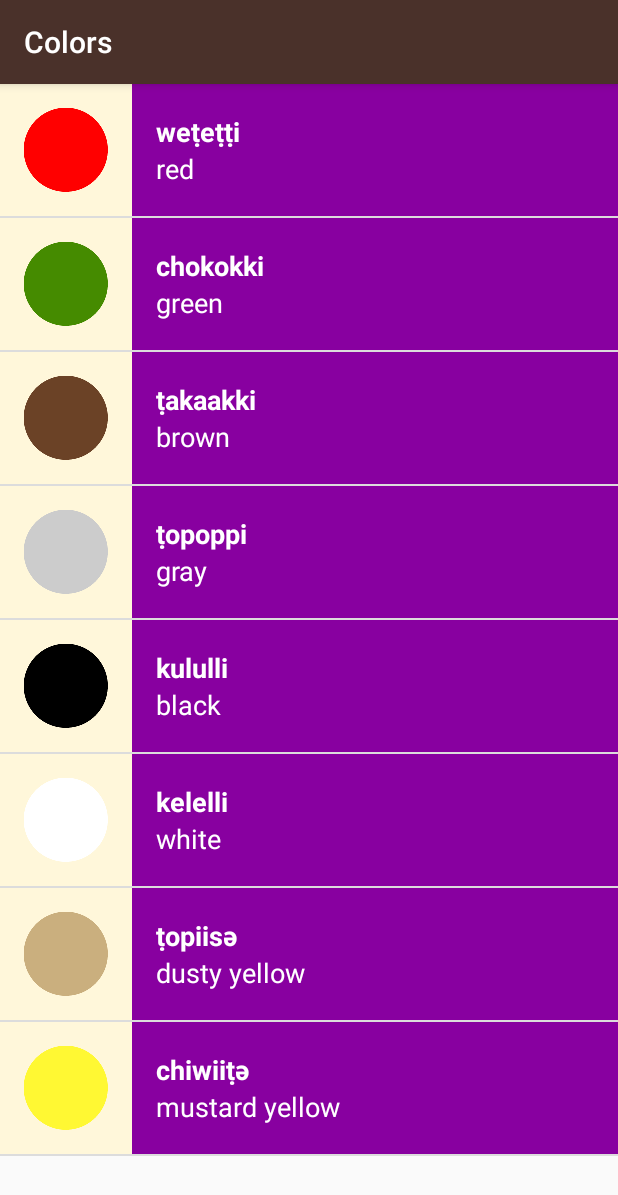
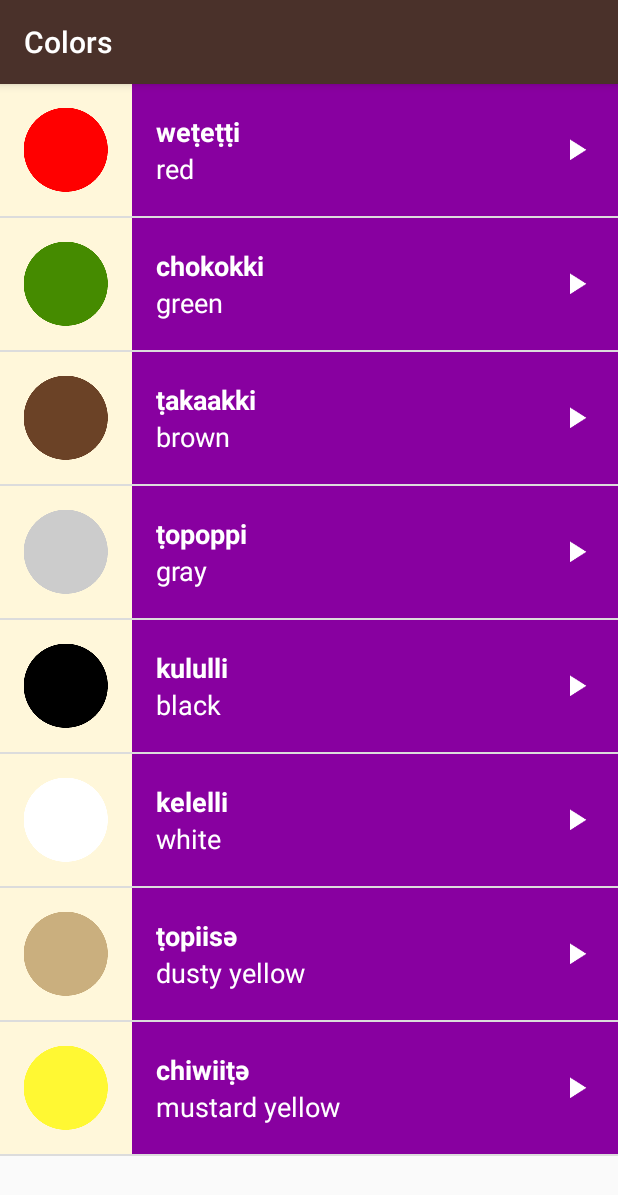
Before and after one commit to alvindizon/udacity-miwok, an Android app: the ColorsActivity screen opened directly, with no data from a screen before it, on a phone screen of 412 x 824 dp. Shown: the top 1195 px of the screen. Run offline under Robolectric (Android 15) with nearby library versions, the phone set to English and light mode, and no system bars.

Commit message:
Added play icon in xml, modified list_item xml to accomodate new icon
Another LinearLayout was created so that it contains the Miwok and
English words, as well as this play icon. This ensures that the
appropriate background colors will be set for the Miwok and default
words, as well as the play icon
Signed-off-by: Alvin Dizon <alvin.dizon91@gmail.com>

```diff
--- a/app/src/main/java/com/example/android/miwok/WordAdapter.java
+++ b/app/src/main/java/com/example/android/miwok/WordAdapter.java
@@ -88,12 +88,12 @@ public class WordAdapter extends ArrayAdapter<Word> {
         }
 
         // find the LinearLayout part in list_item.xml
-        View textContainer = listItemView.findViewById(R.id.text_container);
+        // this LinearLayout also contains the play icon
+        View textContainer = listItemView.findViewById(R.id.word_container);
         // get color associated with resource Id
         int color = ContextCompat.getColor(getContext(), mColorResourceId);
         // use this to set the appropriate background color
         textContainer.setBackgroundColor(color);
-
         // return the whole layout so ListView can display it
         return listItemView;
     }
--- a/app/src/main/res/layout/list_item.xml
+++ b/app/src/main/res/layout/list_item.xml
@@ -15,8 +15,15 @@
         android:src="@mipmap/ic_launcher"/>
 
     <LinearLayout
+        android:id="@+id/word_container"
+        android:layout_width="match_parent"
+        android:layout_height="match_parent"
+        android:orientation="horizontal">
+
+        <LinearLayout
             android:id="@+id/text_container"
-        android:layout_width="match_parent"
+            android:layout_weight="2"
+            android:layout_width="0dp"
             android:layout_height="match_parent"
             android:orientation="vertical"
             android:paddingLeft="16dp">
@@ -40,10 +47,18 @@
                 android:gravity="top"
                 android:textColor="@android:color/white"
                 android:textSize="18sp"
-            tools:text="Default"/>
+                tools:text="Default" />
 
         </LinearLayout>
 
-
+        <ImageView
+            android:id="@+id/play_icon_img_view"
+            android:src="@drawable/ic_play_arrow_white_36dp"
+            android:layout_height="@dimen/play_icon_dimen"
+            android:layout_width="@dimen/play_icon_dimen"
+            android:layout_marginRight="16dp"
+            android:layout_gravity="center" />
 
     </LinearLayout>
+
+</LinearLayout>
--- a/app/src/main/res/values/dimens.xml
+++ b/app/src/main/res/values/dimens.xml
@@ -15,5 +15,6 @@
 <resources>
     <!-- Height of each list item -->
     <dimen name="list_item_height">88dp</dimen>
+    <dimen name="play_icon_dimen">24dp</dimen>
 
 </resources>
```
Lines whose indentation alone changed are shown as unchanged.
